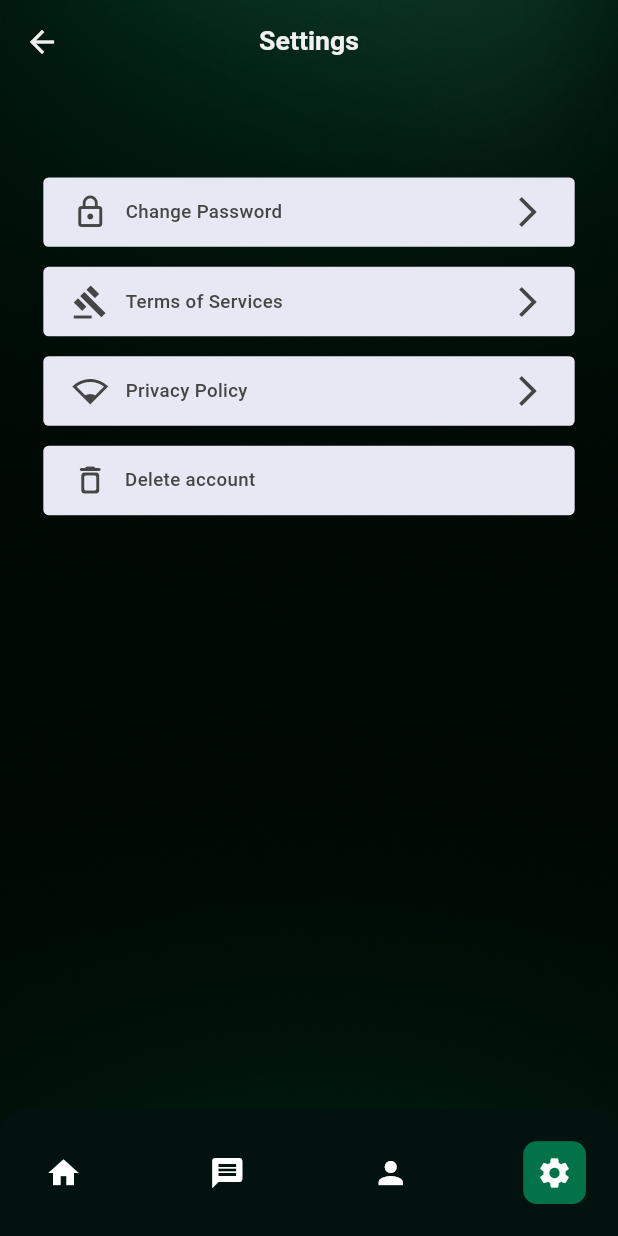
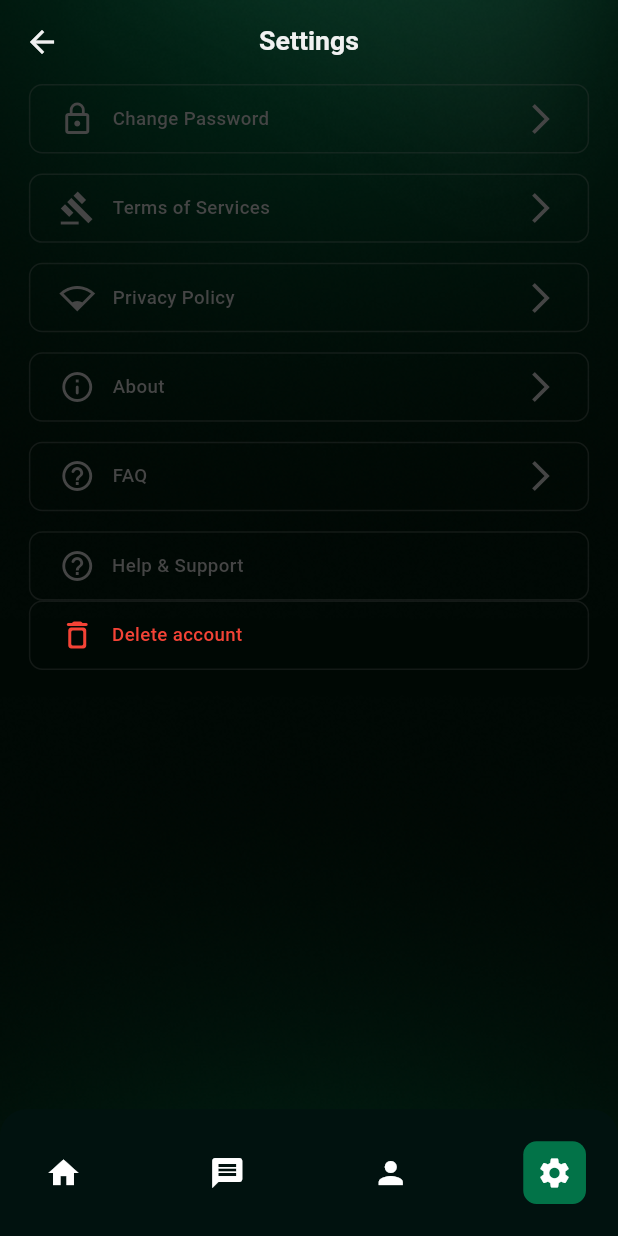
Before and after one commit to mehdisparktech/miraa_social_messaging, a Flutter app: the SettingScreen screen opened by its route, on a phone screen of 412 x 824 dp. Run offline on Flutter 3.47's test engine with Material 3 defaults, Android fonts, the phone set to English and light mode, and no system bars; our stand-ins replace cached_network_image, dio, flutter_dotenv, flutter_html, flutter_local_notifications, flutter_screenutil and 10 more; accounts and stored records are empty; network calls fail.

Commit message:
setting ui

```diff
--- a/lib/features/setting/presentation/screen/setting_screen.dart
+++ b/lib/features/setting/presentation/screen/setting_screen.dart
@@ -1,6 +1,5 @@
 import 'package:flutter/material.dart';
 import '../../../../../../config/route/app_routes.dart';
-import '../../../../../../utils/extensions/extension.dart';
 import 'package:flutter_screenutil/flutter_screenutil.dart';
 import 'package:get/get.dart';
 import '../../../../component/bottom_nav_bar/common_bottom_bar.dart';
@@ -31,11 +30,9 @@ class SettingScreen extends StatelessWidget {
       body: GetBuilder<SettingController>(
         builder: (controller) {
           return Padding(
-            padding: EdgeInsets.symmetric(horizontal: 30.w),
+            padding: EdgeInsets.symmetric(horizontal: 20.w),
             child: Column(
               children: [
-                70.height,
-
                 /// Change password Item here
                 InkWell(
                   onTap: () => Get.toNamed(AppRoutes.changePassword),
@@ -62,6 +59,51 @@ class SettingScreen extends StatelessWidget {
                     iconDate: Icons.network_wifi_1_bar,
                   ),
                 ),
+                InkWell(
+                  onTap: () => Get.toNamed(AppRoutes.privacyPolicy),
+                  child: const SettingItem(
+                    title: "About",
+                    iconDate: Icons.info_outline_rounded,
+                  ),
+                ),
+                InkWell(
+                  onTap: () => Get.toNamed(AppRoutes.privacyPolicy),
+                  child: const SettingItem(
+                    title: "FAQ",
+                    iconDate: Icons.help_outline_rounded,
+                  ),
+                ),
+                InkWell(
+                  onTap: () => deletePopUp(
+                    controller: controller.passwordController,
+                    onTap: controller.deleteAccountRepo,
+                    isLoading: controller.isLoading,
+                  ),
+                  child: Container(
+                    height: 52.h,
+                    padding: EdgeInsets.symmetric(horizontal: 20.w),
+                    decoration: BoxDecoration(
+                      color: AppColors.transparent,
+                      borderRadius: BorderRadius.circular(10.r),
+                      border: Border.all(
+                        color: AppColors.borderColor.withOpacity(0.3),
+                      ),
+                    ),
+                    child: Row(
+                      children: [
+                        const Icon(
+                          Icons.help_outline_rounded,
+                          color: AppColors.secondary,
+                        ),
+                        CommonText(
+                          text: "Help & Support",
+                          color: AppColors.secondary,
+                          left: 12.w,
+                        ),
+                      ],
+                    ),
+                  ),
+                ),
 
                 /// Delete Account Item here
                 InkWell(
@@ -74,18 +116,21 @@ class SettingScreen extends StatelessWidget {
                     height: 52.h,
                     padding: EdgeInsets.symmetric(horizontal: 20.w),
                     decoration: BoxDecoration(
-                      color: AppColors.blueLight,
-                      borderRadius: BorderRadius.circular(4.r),
+                      color: AppColors.transparent,
+                      borderRadius: BorderRadius.circular(10.r),
+                      border: Border.all(
+                        color: AppColors.borderColor.withOpacity(0.3),
+                      ),
                     ),
                     child: Row(
                       children: [
                         const Icon(
                           Icons.delete_outline_rounded,
-                          color: AppColors.secondary,
+                          color: AppColors.red,
                         ),
                         CommonText(
                           text: AppString.deleteAccount,
-                          color: AppColors.secondary,
+                          color: AppColors.red,
                           left: 12.w,
                         ),
                       ],
--- a/lib/features/setting/presentation/widgets/setting_item.dart
+++ b/lib/features/setting/presentation/widgets/setting_item.dart
@@ -16,8 +16,9 @@ class SettingItem extends StatelessWidget {
       padding: EdgeInsets.symmetric(horizontal: 20.w),
       margin: EdgeInsets.only(bottom: 15.h),
       decoration: BoxDecoration(
-        color: AppColors.blueLight,
-        borderRadius: BorderRadius.circular(4.r),
+        color: AppColors.transparent,
+        borderRadius: BorderRadius.circular(10.r),
+        border: Border.all(color: AppColors.borderColor.withOpacity(0.3)),
       ),
       child: Row(
         children: [
```
